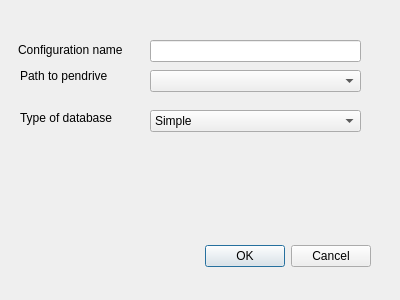
The window that projectconfiguratordialog.ui (postmodern-toolbox/AlexandriaBurningLibrary) describes before a commit, drawn with Qt 5.
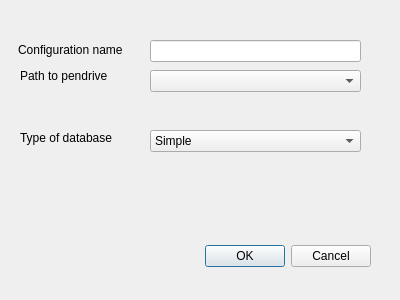
The same window after the commit.

Commit message:
Add Pendrive path browsing
Also pre-validate

```diff
--- a/projectconfiguratordialog.ui
+++ b/projectconfiguratordialog.ui
@@ -43,7 +43,7 @@
    <property name="geometry">
     <rect>
      <x>150</x>
-     <y>110</y>
+     <y>130</y>
      <width>211</width>
      <height>22</height>
     </rect>
@@ -94,7 +94,7 @@
    <property name="geometry">
     <rect>
      <x>20</x>
-     <y>110</y>
+     <y>130</y>
      <width>111</width>
      <height>16</height>
     </rect>
@@ -113,6 +113,19 @@
     </rect>
    </property>
   </widget>
+  <widget class="QLabel" name="pendrivePathStatusLabel">
+   <property name="geometry">
+    <rect>
+     <x>150</x>
+     <y>100</y>
+     <width>211</width>
+     <height>16</height>
+    </rect>
+   </property>
+   <property name="text">
+    <string/>
+   </property>
+  </widget>
  </widget>
  <resources/>
  <connections>
```
The commit also changes 7 other files.
